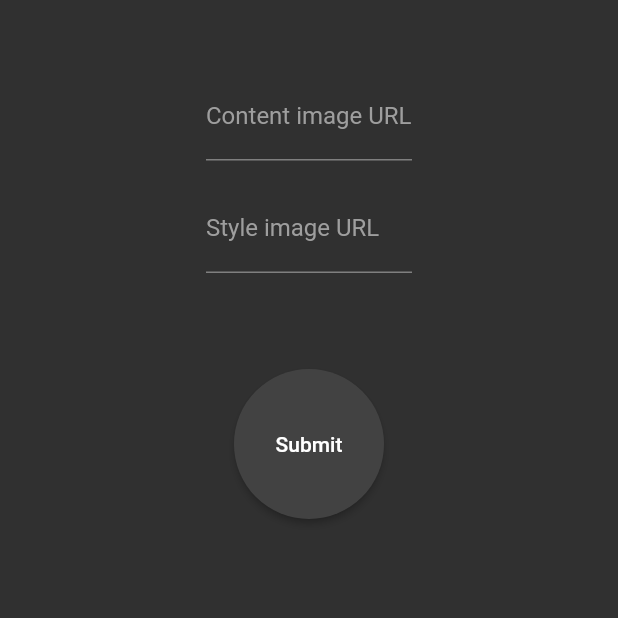
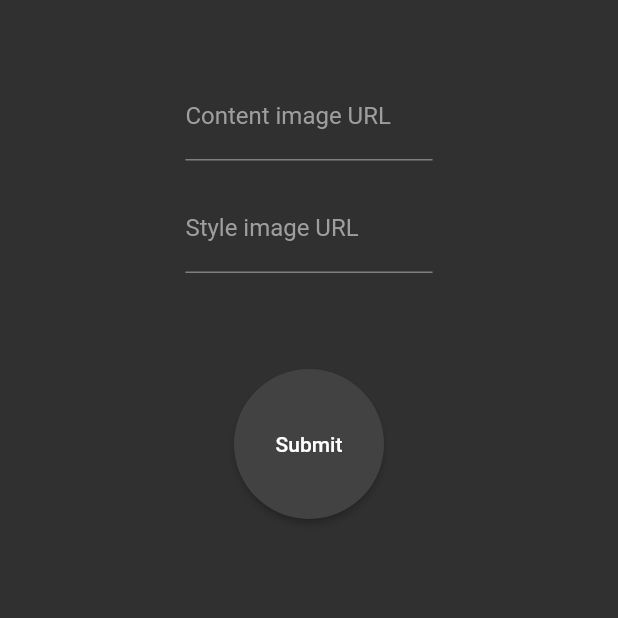
Before and after one commit to arthursfares/pastiche, a Flutter app: the screen it shows after launch, on a phone screen of 412 x 824 dp, the top half of it. Run offline on Flutter 3.47's test engine with Material 2 defaults, Android fonts, the phone set to English and light mode, and no system bars.

```diff
--- a/app/lib/components/style_transfer_form.dart
+++ b/app/lib/components/style_transfer_form.dart
@@ -55,7 +55,7 @@ class _StyleTransferFormState extends State<StyleTransferForm> {
                 children: [
                   const SizedBox(height: 32),
                   SizedBox(
-                    width: size.width / 3,
+                    width: size.width / 2.5,
                     child: UrlTextField(
                       urlController: _contentUrlController,
                       labelText: 'Content image URL',
@@ -63,7 +63,7 @@ class _StyleTransferFormState extends State<StyleTransferForm> {
                   ),
                   const SizedBox(height: 16),
                   SizedBox(
-                    width: size.width / 3,
+                    width: size.width / 2.5,
                     child: UrlTextField(
                       urlController: _styleUrlController,
                       labelText: 'Style image URL',
```
